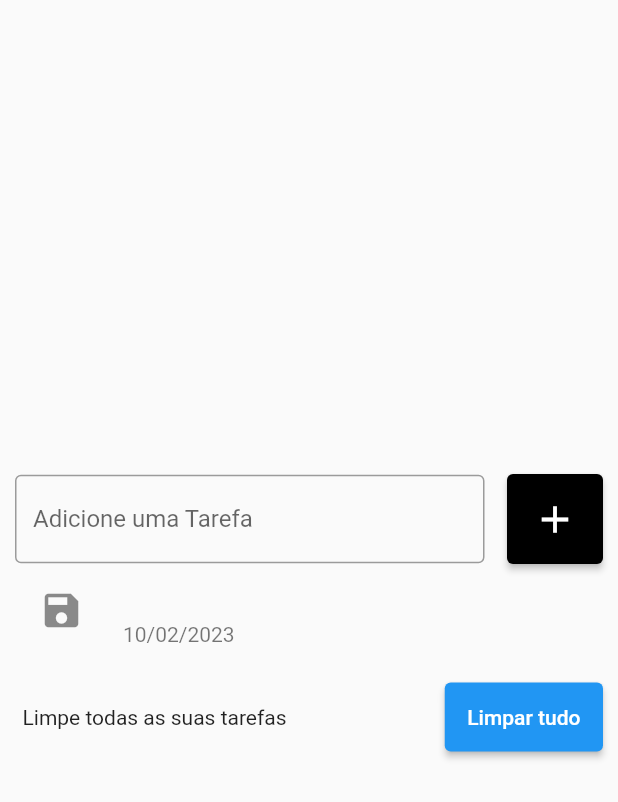
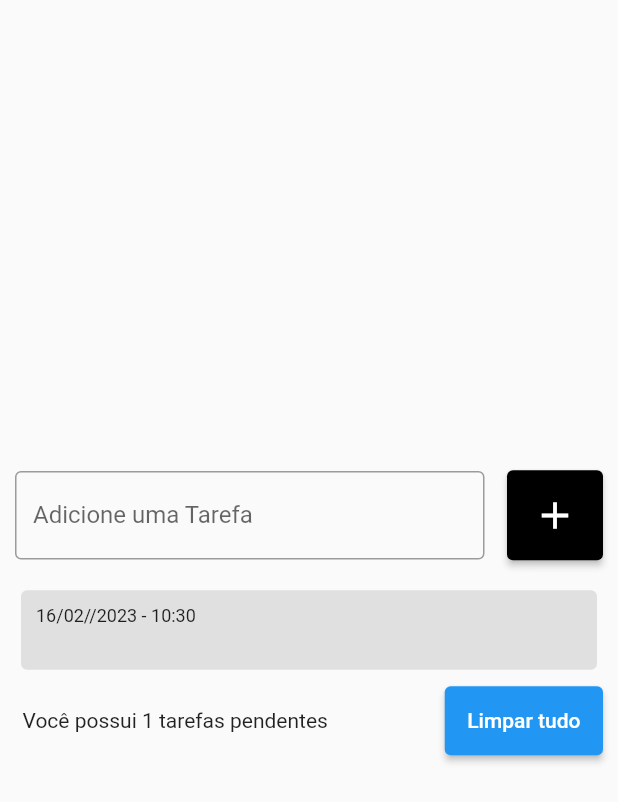
Before and after one commit to Gustavoaso/ListaDeTarefas, a Flutter app: the screen it shows after launch, after a tap on the "add" icon, on a phone screen of 412 x 824 dp. Shown: the top 802 px of the screen. Run offline on Flutter 3.47's test engine with Material 2 defaults, Android fonts, the phone set to English and light mode, and no system bars.

Commit message:
segudo commit

```diff
--- a/lib/main.dart
+++ b/lib/main.dart
@@ -11,6 +11,7 @@ class MyApp extends StatelessWidget {
   @override
   Widget build(BuildContext context) {
     return  MaterialApp(
+      debugShowCheckedModeBanner: false,
       home: PaginaLista(),
     );
   }
--- a/lib/models/tarefa.dart
+++ b/lib/models/tarefa.dart
@@ -0,0 +1,9 @@
+class Tarefa{
+
+  Tarefa({required this.tittle, required this.data});
+
+  String tittle;
+  DateTime data;
+
+
+}
--- a/lib/pages/pagina_lista_tarefas.dart
+++ b/lib/pages/pagina_lista_tarefas.dart
@@ -1,4 +1,9 @@
+
 import 'package:flutter/material.dart';
+
+import 'package:lista_tarefas/pages/widgets/lista_tarefa_item.dart';
+
+import '../models/tarefa.dart';
 
 class PaginaLista extends StatefulWidget {
   PaginaLista({Key? key}) : super(key: key);
@@ -10,11 +15,12 @@ class PaginaLista extends StatefulWidget {
 class _PaginaListaState extends State<PaginaLista> {
   final TextEditingController tarefacontroller = TextEditingController();
 
-  List<String> listatarefas = [];
+  List<Tarefa> listatarefas = [];
 
   @override
   Widget build(BuildContext context) {
-    return Scaffold(
+    return SafeArea(
+      child: Scaffold(
         body: Center(
           child: Padding(
             padding: const EdgeInsets.all(10),
@@ -38,39 +44,36 @@ class _PaginaListaState extends State<PaginaLista> {
                     ),
                     ElevatedButton(
                       onPressed: addtarefa,
-                    child:  Icon(Icons.add, size: 30),
+                      child: Icon(Icons.add, size: 30),
                       style: ElevatedButton.styleFrom(
                           backgroundColor: Colors.black,
                           padding: EdgeInsets.all(15)),
                     ),
                   ],
                 ),
+                SizedBox(
+                  height: 16,
+                ),
                 Flexible(
                   child: ListView(
                     shrinkWrap: true,
                     children: [
-                      for (String tarefa in listatarefas)
-                        ListTile(
-                          title: Text(tarefa),
-                          subtitle: Text('10/02/2023'),
-                          leading: Icon(Icons.save, size: 30),
-
-                          onTap: () {
-                            print('tarefa:$tarefa');
-                          },
-
-                        )
+                      for (Tarefa tarefa in listatarefas)
+                        ListaTarefaItem(
+                         itemtarefa: tarefa,
+                        ),
                     ],
                   ),
                 ),
-
                 Row(
                   children: [
                     const SizedBox(
                       width: 5,
                     ),
-                  const Expanded(
-                    child: Text('Limpe todas as suas tarefas'),
+                    Expanded(
+                      child: Text(
+                        'Você possui ${listatarefas.length} tarefas pendentes',
+                      ),
                     ),
                     Padding(padding: EdgeInsets.all(30)),
                     ElevatedButton(
@@ -86,16 +89,19 @@ class _PaginaListaState extends State<PaginaLista> {
             ),
           ),
         ),
+      ),
     );
   }
 
   void addtarefa() {
-    String tarefa = tarefacontroller.text;
+    String text = tarefacontroller.text;
     setState(() {
-
-      listatarefas.add(tarefa);
+      Tarefa newTarefa = Tarefa(
+        tittle: text,
+        data: DateTime.now(),
+      );
+      listatarefas.add(newTarefa);
     });
     tarefacontroller.clear();
-
   }
 }
--- a/lib/pages/widgets/lista_tarefa_item.dart
+++ b/lib/pages/widgets/lista_tarefa_item.dart
@@ -0,0 +1,45 @@
+import 'package:flutter/material.dart';
+import 'package:intl/intl.dart';
+import 'package:lista_tarefas/models/tarefa.dart';
+
+
+
+
+
+class ListaTarefaItem extends StatelessWidget {
+  const ListaTarefaItem({Key? key, required this.itemtarefa}) : super(key: key);
+
+final Tarefa itemtarefa;
+
+  @override
+  Widget build(BuildContext context) {
+    return Padding(
+      padding: const EdgeInsets.all(4),
+      child: Container(
+       decoration: BoxDecoration(
+         borderRadius: BorderRadius.circular(4),
+         color: Colors.grey[300],
+       ),
+        padding: EdgeInsets.all(10),
+        child: Column(
+          crossAxisAlignment: CrossAxisAlignment.start,
+          children: [
+            Text(
+              DateFormat('dd/MM//yyy - HH:mm').format(itemtarefa.data),
+              style: TextStyle(
+                fontSize: 12,
+              ),
+            ),
+            Text(
+             itemtarefa.tittle,
+              style: TextStyle(
+                fontSize: 16,
+                fontWeight: FontWeight.w600,
+              ),
+            ),
+          ],
+        ),
+      ),
+    );
+  }
+}
--- a/pubspec.yaml
+++ b/pubspec.yaml
@@ -36,6 +36,7 @@ dependencies:
   # The following adds the Cupertino Icons font to your application.
   # Use with the CupertinoIcons class for iOS style icons.
   cupertino_icons: ^1.0.2
+  intl:
 
 dev_dependencies:
   flutter_test:
```
Also changed, not shown: pubspec.lock. Lines whose indentation alone changed are shown as unchanged.
